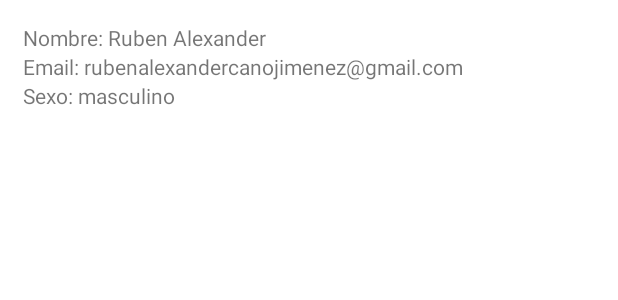
After one commit to Ruben-005/RegisterAndRead, an Android app: the layout item_user.xml on its own in the app's theme, with its tools: preview values and no code run, on a phone screen of 412 x 824 dp. The commit adds this screen. Shown: the top 300 px of the screen. Run offline under Robolectric (Android 15) with nearby library versions, the phone set to English and light mode, and no system bars.

Commit message:
Añadiendo el Recycly_View

```diff
--- /dev/null
+++ b/app/src/main/res/layout/item_user.xml
@@ -0,0 +1,28 @@
+<?xml version="1.0" encoding="utf-8"?>
+<LinearLayout xmlns:android="http://schemas.android.com/apk/res/android"
+    android:layout_width="match_parent"
+    android:layout_height="60dp"
+    android:layout_marginLeft="15dp"
+    android:layout_marginTop="15dp"
+    android:layout_marginRight="15dp"
+    xmlns:tools="http://schemas.android.com/tools"
+    android:orientation="vertical">
+
+    <TextView
+        android:id="@+id/tv_nombre"
+        android:layout_width="wrap_content"
+        android:layout_height="wrap_content"
+        tools:text="Nombre: Ruben Alexander"/>
+
+    <TextView
+        android:id="@+id/tv_email"
+        android:layout_width="wrap_content"
+        android:layout_height="wrap_content"
+        tools:text="Email: rubenalexandercanojimenez@gmail.com"/>
+
+    <TextView
+        android:id="@+id/tv_sexo"
+        android:layout_width="wrap_content"
+        android:layout_height="wrap_content"
+        tools:text="Sexo: masculino"/>
+</LinearLayout>
--- a/app/src/main/res/values/themes.xml
+++ b/app/src/main/res/values/themes.xml
@@ -13,4 +13,5 @@
         <item name="android:statusBarColor" tools:targetApi="l">?attr/colorPrimaryVariant</item>
         <!-- Customize your theme here. -->
     </style>
+
 </resources>
```
Also changed, not shown: app/src/main/java/com/example/realtimedatabase/InfoActivity.kt (+21 -4 lines), app/src/main/java/com/example/realtimedatabase/UserAdapter.kt (added, +36 -0 lines), app/src/main/res/layout/activity_info.xml (+15 -5 lines).
